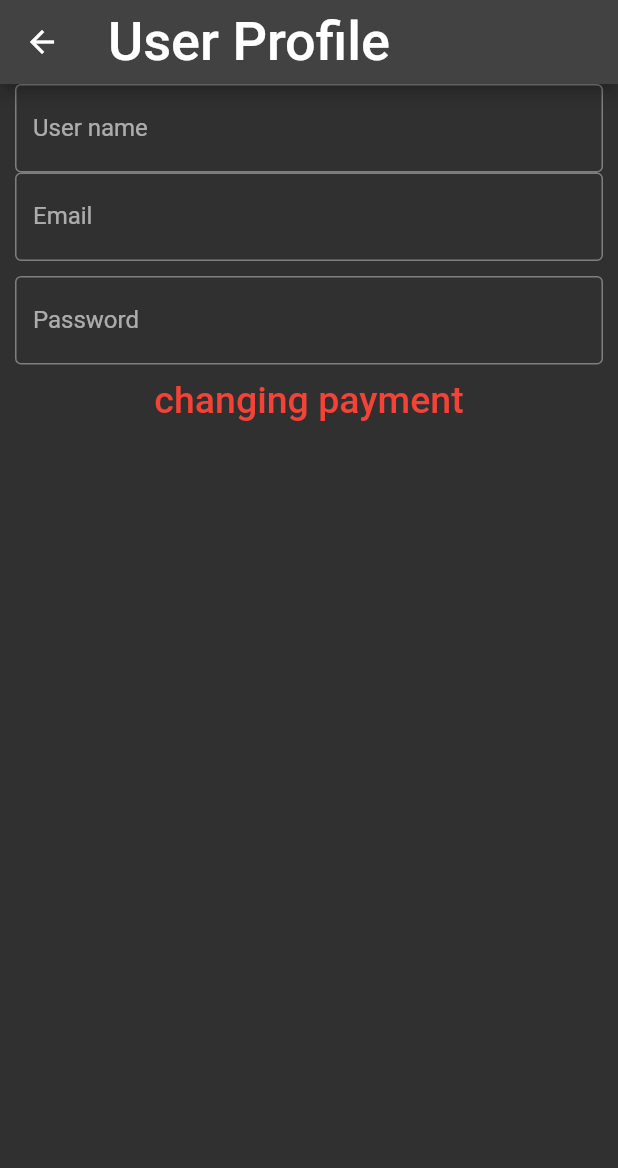
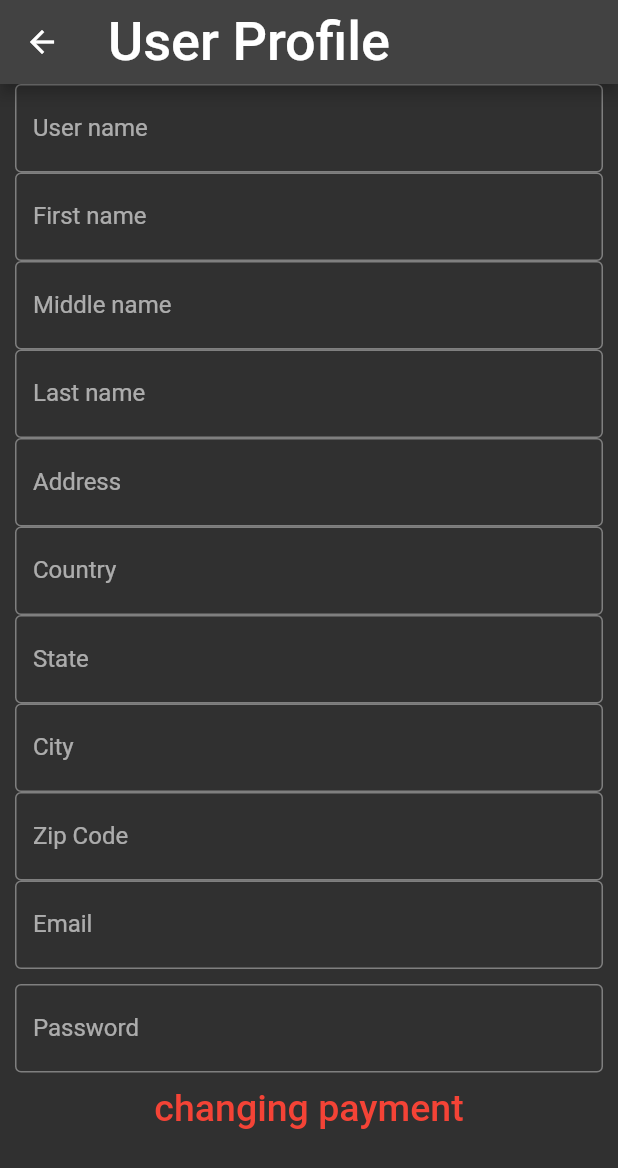
Before and after one commit to Jschofi95/Utool, a Flutter app: the UserProfile screen opened directly, on a phone screen of 412 x 824 dp. Shown: the top 1168 px of the screen. Run offline on Flutter 3.47's test engine with Material 2 defaults, Android fonts, the phone set to English and light mode, and no system bars; our stand-ins replace cloud_firestore, convex_bottom_bar, firebase_auth, firebase_core; accounts and stored records are empty; Roboto replaces fonts that are missing (Helvelica); statements that could not run were skipped.

Commit message:
userProfile update

```diff
--- a/lib/user/user_profile.dart
+++ b/lib/user/user_profile.dart
@@ -19,6 +19,8 @@ class _UserProfile extends State<UserProfile> {
         child: Column(
           children: <Widget>[
             const Padding(
+              //ID
+
               //padding: const EdgeInsets.only(left:15.0,right: 15.0,top:0,bottom: 0),
               padding: EdgeInsets.symmetric(horizontal: 10),
               child: TextField(
@@ -28,6 +30,103 @@ class _UserProfile extends State<UserProfile> {
                     hintText: 'Enter User name'),
               ),
             ),
+
+            const Padding(
+              //padding: const EdgeInsets.only(left:15.0,right: 15.0,top:0,bottom: 0),
+              padding: EdgeInsets.symmetric(horizontal: 10),
+              child: TextField(
+                decoration: InputDecoration(
+                    border: OutlineInputBorder(),
+                    labelText: 'First name',
+                    hintText: 'Enter your first name'),
+              ),
+            ),
+
+            const Padding(
+              //padding: const EdgeInsets.only(left:15.0,right: 15.0,top:0,bottom: 0),
+              padding: EdgeInsets.symmetric(horizontal: 10),
+              child: TextField(
+                decoration: InputDecoration(
+                    border: OutlineInputBorder(),
+                    labelText: 'Middle name',
+                    hintText: 'Enter your middle name'),
+              ),
+            ),
+
+            const Padding(
+              //padding: const EdgeInsets.only(left:15.0,right: 15.0,top:0,bottom: 0),
+              padding: EdgeInsets.symmetric(horizontal: 10),
+              child: TextField(
+                decoration: InputDecoration(
+                    border: OutlineInputBorder(),
+                    labelText: 'Last name',
+                    hintText: 'Enter your last name'),
+              ),
+            ),
+
+            //address1
+            const Padding(
+              padding: EdgeInsets.symmetric(horizontal: 10),
+              child: TextField(
+                decoration: InputDecoration(
+                    border: OutlineInputBorder(),
+                    labelText: 'Address',
+                    hintText: 'Enter your address'),
+              ),
+            ),
+
+            //address 2
+
+            //country
+            const Padding(
+              //padding: const EdgeInsets.only(left:15.0,right: 15.0,top:0,bottom: 0),
+              padding: EdgeInsets.symmetric(horizontal: 10),
+              child: TextField(
+                decoration: InputDecoration(
+                    border: OutlineInputBorder(),
+                    labelText: 'Country',
+                    hintText: 'Enter your country'),
+              ),
+            ),
+
+            //state
+            const Padding(
+              //padding: const EdgeInsets.only(left:15.0,right: 15.0,top:0,bottom: 0),
+              padding: EdgeInsets.symmetric(horizontal: 10),
+              child: TextField(
+                decoration: InputDecoration(
+                    border: OutlineInputBorder(),
+                    labelText: 'State',
+                    hintText: 'Enter your state'),
+              ),
+            ),
+
+            const Padding(
+              //padding: const EdgeInsets.only(left:15.0,right: 15.0,top:0,bottom: 0),
+              padding: EdgeInsets.symmetric(horizontal: 10),
+              child: TextField(
+                decoration: InputDecoration(
+                    border: OutlineInputBorder(),
+                    labelText: 'City',
+                    hintText: 'Enter your city'),
+              ),
+            ),
+
+            //zip code
+            const Padding(
+              //padding: const EdgeInsets.only(left:15.0,right: 15.0,top:0,bottom: 0),
+              padding: EdgeInsets.symmetric(horizontal: 10),
+              child: TextField(
+                decoration: InputDecoration(
+                    border: OutlineInputBorder(),
+                    labelText: 'Zip Code',
+                    hintText: 'Enter your zip code'),
+              ),
+            ),
+
+            //rating
+
+            //username
             const Padding(
               //padding: const EdgeInsets.only(left:15.0,right: 15.0,top:0,bottom: 0),
               padding: EdgeInsets.symmetric(horizontal: 10),
@@ -38,6 +137,11 @@ class _UserProfile extends State<UserProfile> {
                     hintText: 'Enter new e-mail'),
               ),
             ),
+
+            //listing
+            //history
+            //favorite
+
             const Padding(
               padding:
                   EdgeInsets.only(left: 10.0, right: 10.0, top: 10, bottom: 0),
```
